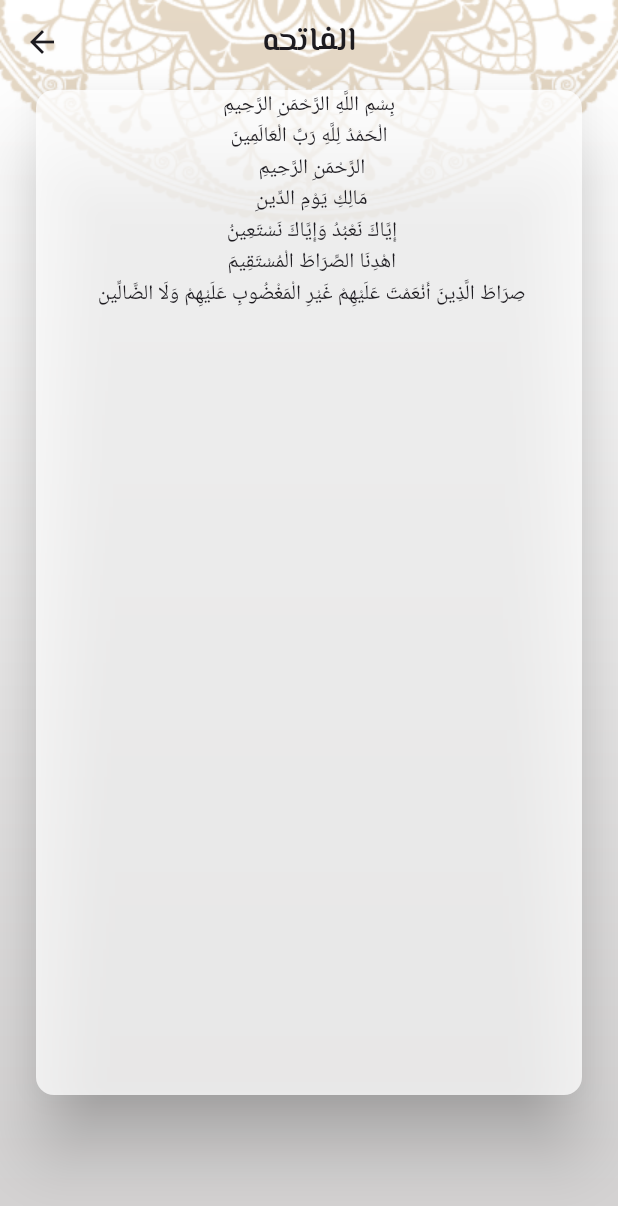
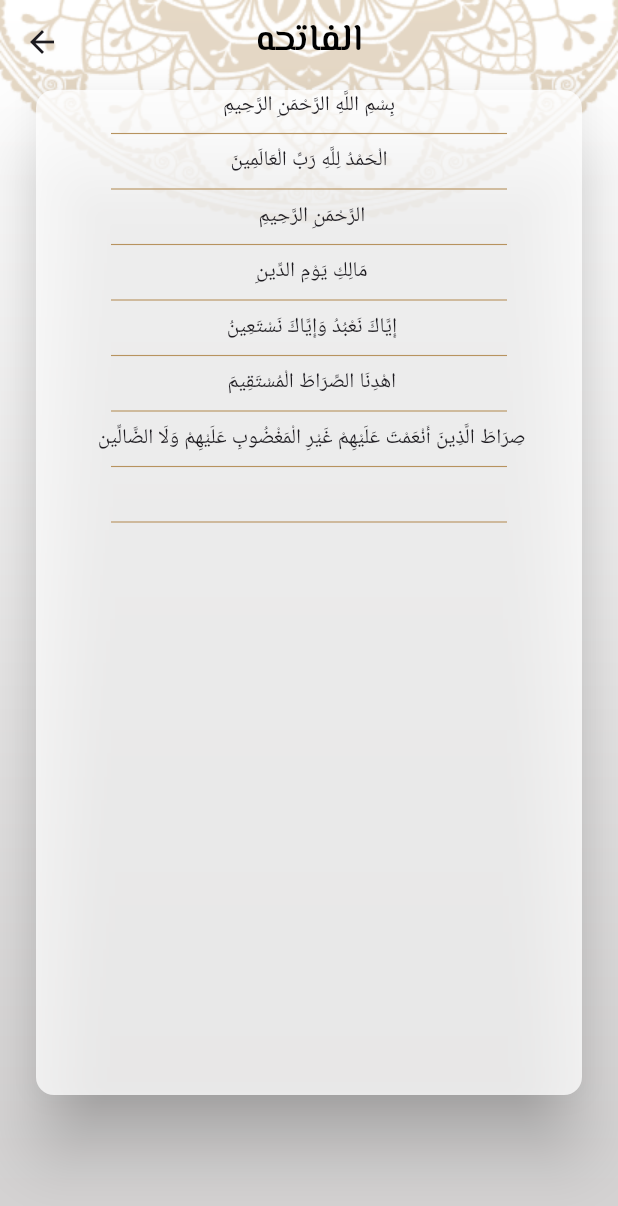
Before and after one commit to pgd8/islami_project, a Flutter app: the screen it shows after launch, after a tap on "الفاتحه", on a phone screen of 412 x 824 dp. Shown: the top 1206 px of the screen. Run offline on Flutter 3.47's test engine with Material 3 defaults, Android fonts, the phone set to English and light mode, and no system bars.

Commit message:
finishing app theme

```diff
--- a/lib/MyApp/my_app.dart
+++ b/lib/MyApp/my_app.dart
@@ -10,7 +10,13 @@ class MyApp extends StatelessWidget {
   Widget build(BuildContext context) {
     return MaterialApp(
       theme: ThemeData(
-          appBarTheme: const AppBarTheme(backgroundColor: Colors.transparent),
+          scaffoldBackgroundColor: Colors.transparent,
+          appBarTheme: const AppBarTheme(
+            backgroundColor: Colors.transparent,
+            centerTitle: true,
+            titleTextStyle: TextStyle(
+                fontFamily: 'elmessiri', color: Colors.black, fontSize: 25),
+          ),
           bottomNavigationBarTheme: const BottomNavigationBarThemeData(
               backgroundColor: Color(0xFFB7935F),
               type: BottomNavigationBarType.fixed,
--- a/lib/Screens/hadeth_screen.dart
+++ b/lib/Screens/hadeth_screen.dart
@@ -26,13 +26,8 @@ class _HadethScreenState extends State<HadethScreen> {
           image: DecorationImage(
               image: AssetImage('assets/images/bg3.png'), fit: BoxFit.fill)),
       child: Scaffold(
-        backgroundColor: Colors.transparent,
         appBar: AppBar(
-          backgroundColor: Colors.transparent,
-          title: Text('hadeth ${hadethModel.hadethNumber + 1}',
-              style: const TextStyle(
-                fontFamily: 'elmessiri',
-              )),
+          title: Text('hadeth ${hadethModel.hadethNumber + 1}',),
           centerTitle: true,
         ),
         body: Container(
--- a/lib/Screens/sura_details_screen.dart
+++ b/lib/Screens/sura_details_screen.dart
@@ -23,12 +23,9 @@ class _SuraDetailsScreenState extends State<SuraDetailsScreen> {
           image: DecorationImage(
               image: AssetImage('assets/images/bg3.png'), fit: BoxFit.fill)),
       child: Scaffold(
-        backgroundColor: Colors.transparent,
         appBar: AppBar(
-          backgroundColor: Colors.transparent,
           title: Text(
             sura.name,
-            style: const TextStyle(fontFamily: 'elmessiri'),
           ),
           centerTitle: true,
         ),
@@ -37,9 +34,15 @@ class _SuraDetailsScreenState extends State<SuraDetailsScreen> {
           child: Card(
             color: const Color.fromRGBO(255, 255, 255, 0.7607843137254902),
             elevation: 20,
-            child: ListView.builder(
+            child: ListView.separated(
                 itemBuilder: (context, index) =>
                     Text(content[index],textAlign: TextAlign.center,),
+              separatorBuilder: (context, index) => const Divider(
+                thickness: 0.75,
+                color: Color(0xFFB7935F),
+                endIndent: 50,
+                indent: 50,
+              ),
               itemCount: content.length,
               ),
           ),
--- a/lib/Tabs/quran_tab.dart
+++ b/lib/Tabs/quran_tab.dart
@@ -135,7 +135,7 @@ class QuranTab extends StatelessWidget {
         ),
         QuranTabDiv(),
         Expanded(
-          child: ListView.builder(
+          child: ListView.separated(
             itemBuilder: (context, index) => InkWell(
               onTap: () {
                 Navigator.pushNamed(context, SuraDetailsScreen.routeName,
@@ -151,6 +151,12 @@ class QuranTab extends StatelessWidget {
               ),
             ),
             itemCount: suraName.length,
+            separatorBuilder: (context, index) => const Divider(
+              thickness: 0.75,
+              color: Color(0xFFB7935F),
+              endIndent: 50,
+              indent: 50,
+            ),
           ),
         )
       ],
```
